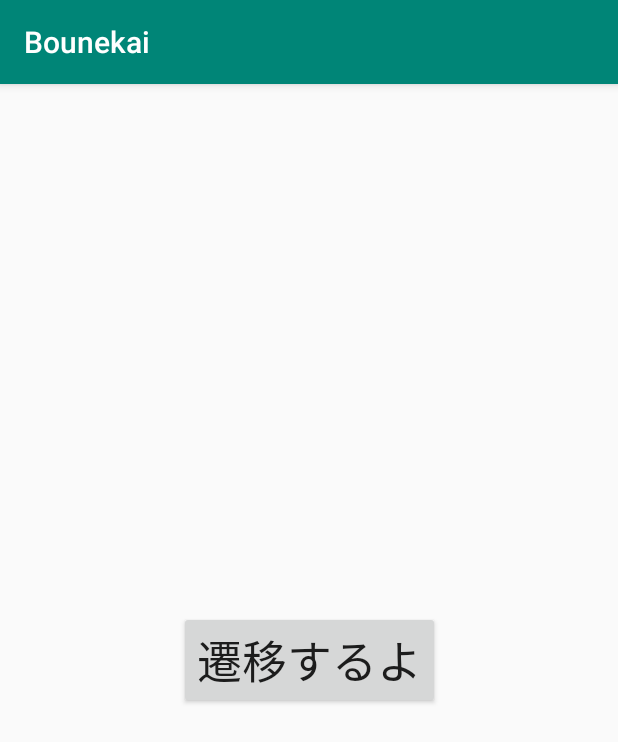
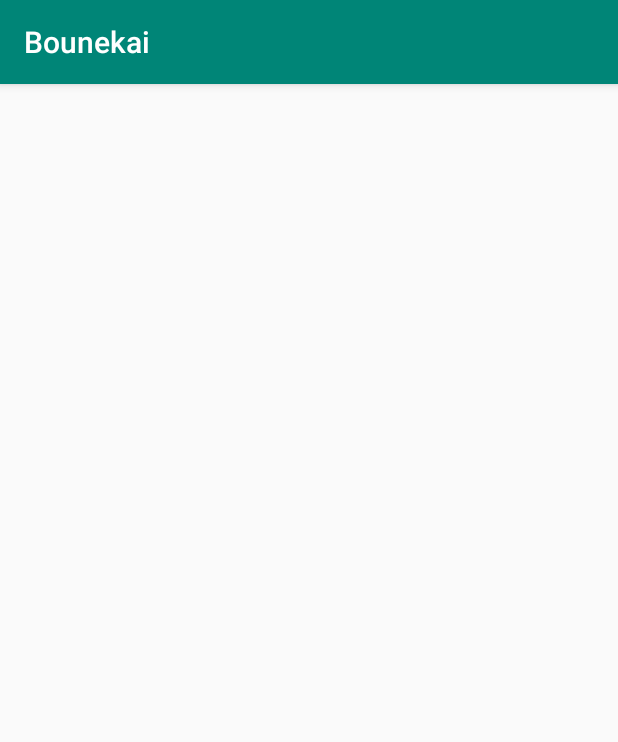
Before and after one commit to yakataka/Bounekai, an Android app: the screen it shows after launch (MainActivity), on a phone screen of 412 x 824 dp. Shown: the top 742 px of the screen. Run offline under Robolectric (Android 15) with nearby library versions, the phone set to English and light mode, and no system bars.

```diff
--- a/app/src/main/java/com/example/bounekai/bounekai/MainActivity.java
+++ b/app/src/main/java/com/example/bounekai/bounekai/MainActivity.java
@@ -18,13 +18,5 @@ public class MainActivity extends AppCompatActivity {
         super.onCreate(savedInstanceState);
         setContentView(R.layout.activity_main);
 
-        Button sendButton = findViewById(R.id.send_button);
-        sendButton.setOnClickListener(new View.OnClickListener() {
-            @Override
-            public void onClick(View v) {
-                Intent intent = new Intent(getApplication(), MemberListActivity.class);
-                startActivity(intent);
-            }
-        });
     }
 }
--- a/app/src/main/res/layout/activity_main.xml
+++ b/app/src/main/res/layout/activity_main.xml
@@ -6,16 +6,4 @@
     android:layout_height="match_parent"
     tools:context=".MainActivity">
 
-    <Button
-        android:id="@+id/send_button"
-        android:layout_width="wrap_content"
-        android:layout_height="wrap_content"
-        android:layout_margin="20dp"
-        android:text="遷移するよ"
-        android:textSize="30sp"
-        app:layout_constraintBottom_toBottomOf="parent"
-        app:layout_constraintLeft_toLeftOf="parent"
-        app:layout_constraintRight_toRightOf="parent"
-        app:layout_constraintTop_toTopOf="parent" />
-
 </android.support.constraint.ConstraintLayout>
```
